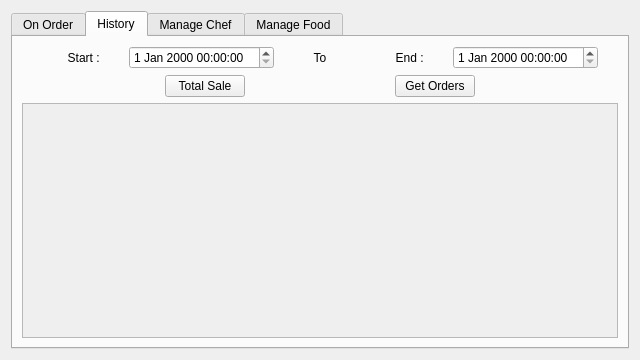
This is frontend/manager_wid.ui in therealrahulsahu/se_project as Qt 5 draws it before an edit. The edited form follows.
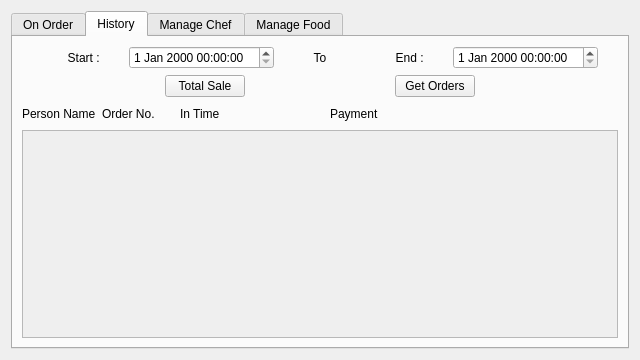
This is the edited form.

Commit message: Manager History done

```diff
--- a/frontend/manager_wid.ui
+++ b/frontend/manager_wid.ui
@@ -160,7 +160,7 @@
       <attribute name="title">
        <string>History</string>
       </attribute>
-      <layout class="QVBoxLayout" name="verticalLayout_4" stretch="1,1,10">
+      <layout class="QVBoxLayout" name="verticalLayout_4" stretch="1,1,1,10">
        <item>
         <layout class="QHBoxLayout" name="horizontalLayout_2" stretch="1,3,1,5,1,2,1,3,1,5,1">
          <item>
@@ -336,6 +336,51 @@
          </item>
         </layout>
        </item>
+       <item>
+        <layout class="QHBoxLayout" name="horizontalLayout_25" stretch="1,1,2,1,3">
+         <item>
+          <widget class="QLabel" name="label_20">
+           <property name="text">
+            <string>Person Name</string>
+           </property>
+          </widget>
+         </item>
+         <item>
+          <widget class="QLabel" name="label_22">
+           <property name="text">
+            <string>Order No.</string>
+           </property>
+          </widget>
+         </item>
+         <item>
+          <widget class="QLabel" name="label_21">
+           <property name="text">
+            <string>In Time</string>
+           </property>
+          </widget>
+         </item>
+         <item>
+          <widget class="QLabel" name="label_19">
+           <property name="text">
+            <string>Payment</string>
+           </property>
+          </widget>
+         </item>
+         <item>
+          <spacer name="horizontalSpacer_64">
+           <property name="orientation">
+            <enum>Qt::Horizontal</enum>
+           </property>
+           <property name="sizeHint" stdset="0">
+            <size>
+             <width>40</width>
+             <height>20</height>
+            </size>
+           </property>
+          </spacer>
+         </item>
+        </layout>
+       </item>
        <item>
         <widget class="QScrollArea" name="scrollArea_2">
          <property name="widgetResizable">
@@ -347,7 +392,7 @@
             <x>0</x>
             <y>0</y>
             <width>608</width>
-            <height>252</height>
+            <height>230</height>
            </rect>
           </property>
           <layout class="QVBoxLayout" name="scroll_history"/>
```
Left out of the diff: 2 changed lines with no effect on the pictures. The commit also changes 9 other files.
